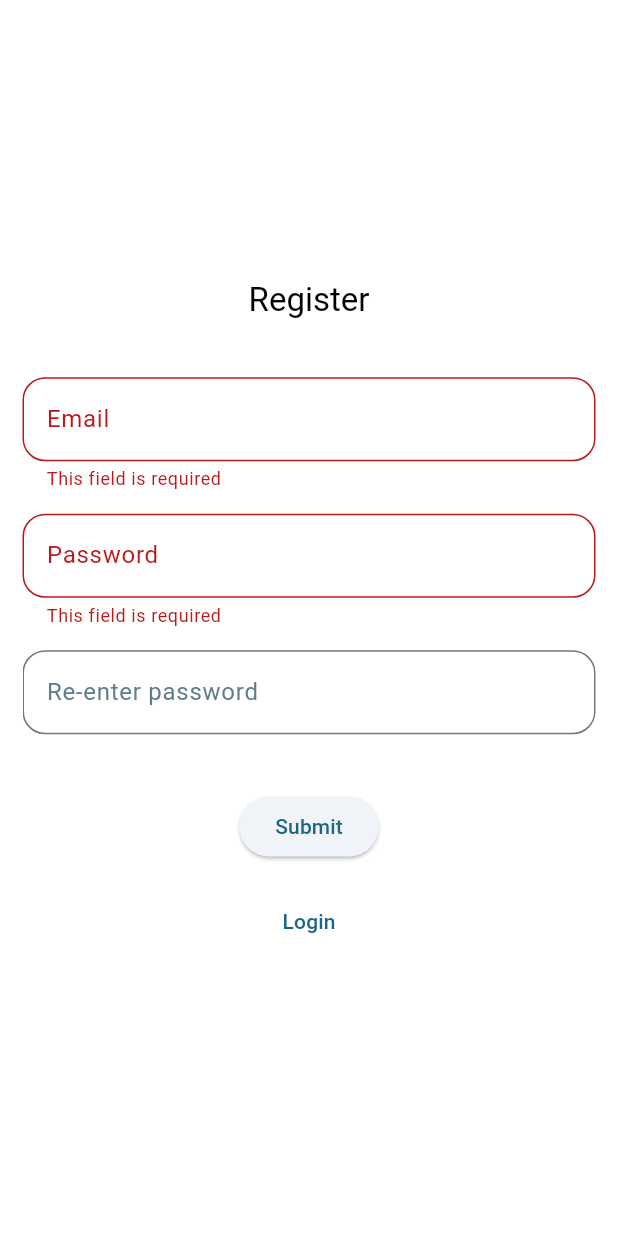
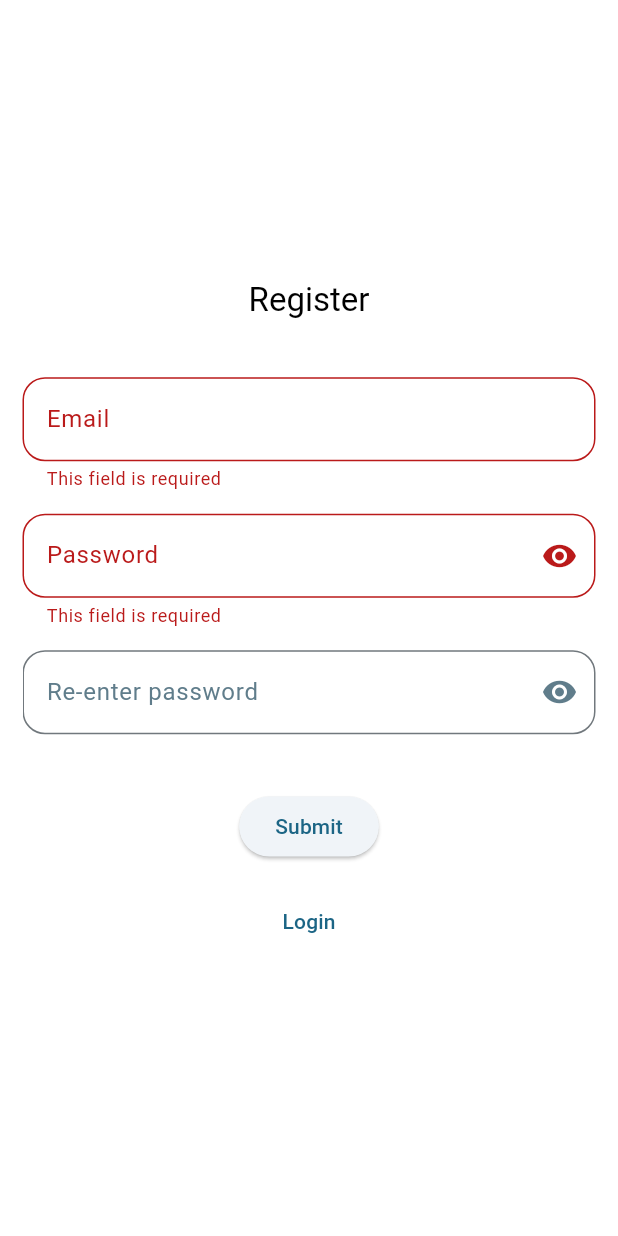
Before and after one commit to AdiSuresh/note-genie, a Flutter app: the AuthPage screen opened by its route, after a tap on "Submit", after a tap on "Register", on a phone screen of 412 x 824 dp. Run offline on Flutter 3.47's test engine with Material 3 defaults, Android fonts, the phone set to English and light mode, and no system bars; our stand-ins replace copy_with_extension, email_validator, flutter_bloc, flutter_dotenv, flutter_secure_storage, go_router and 2 more; missing offline and left inert: dart_jsonwebtoken, flutter_quill, gpt_markdown; accounts and stored records are empty; generated files the repository leaves out were written again.

```diff
--- a/lib/views/auth/view.dart
+++ b/lib/views/auth/view.dart
@@ -10,6 +10,7 @@ import 'package:note_maker/views/auth/bloc.dart';
 import 'package:note_maker/views/auth/event.dart';
 import 'package:note_maker/views/auth/state/state.dart';
 import 'package:note_maker/views/auth/widgets/form_header.dart';
+import 'package:note_maker/views/auth/widgets/password_field.dart';
 import 'package:note_maker/widgets/custom_animated_switcher.dart';
 import 'package:note_maker/widgets/dismiss_keyboard.dart';
 
@@ -33,6 +34,13 @@ class _AuthPageState extends State<AuthPage> {
   final passwordCtrl = TextEditingController();
   final reEnterPasswordCtrl = TextEditingController();
 
+  final passwordVisible = ValueNotifier(
+    false,
+  );
+  final reEnteredPasswordVisible = ValueNotifier(
+    false,
+  );
+
   StreamSubscription<AuthPageState>? stateSub;
 
   AuthPageBloc get bloc => context.read<AuthPageBloc>();
@@ -48,6 +56,8 @@ class _AuthPageState extends State<AuthPage> {
   @override
   void dispose() {
     stateSub?.cancel();
+    passwordVisible.dispose();
+    reEnteredPasswordVisible.dispose();
     super.dispose();
   }
 
@@ -185,9 +195,10 @@ class _AuthPageState extends State<AuthPage> {
                 padding: const EdgeInsets.symmetric(
                   vertical: 7.5,
                 ),
-                child: TextFormField(
+                child: PasswordField(
+                  labelText: 'Password',
                   controller: passwordCtrl,
-                  keyboardType: TextInputType.visiblePassword,
+                  passwordVisible: passwordVisible,
                   validator: (value) {
                     switch (value) {
                       case '':
@@ -197,19 +208,13 @@ class _AuthPageState extends State<AuthPage> {
                     }
                     return null;
                   },
-                  decoration: InputDecoration(
-                    labelText: 'Password',
-                    border: OutlineInputBorder(
-                      borderRadius: BorderRadius.circular(15),
-                    ),
-                  ),
                 ),
               ),
               BlocBuilder<AuthPageBloc, AuthPageState>(
                 buildWhen: (previous, current) {
                   switch ((previous.formState, current.formState)) {
                     case (final a, final b):
-                      return a.runtimeType != b.runtimeType;
+                      return a != b;
                   }
                 },
                 builder: (context, state) {
@@ -237,9 +242,10 @@ class _AuthPageState extends State<AuthPage> {
                           padding: const EdgeInsets.symmetric(
                             vertical: 7.5,
                           ),
-                          child: TextFormField(
+                          child: PasswordField(
+                            labelText: 'Re-enter password',
                             controller: reEnterPasswordCtrl,
-                            keyboardType: TextInputType.visiblePassword,
+                            passwordVisible: reEnteredPasswordVisible,
                             validator: (value) {
                               switch (value) {
                                 case '':
@@ -250,12 +256,6 @@ class _AuthPageState extends State<AuthPage> {
                               }
                               return null;
                             },
-                            decoration: InputDecoration(
-                              labelText: 'Re-enter password',
-                              border: OutlineInputBorder(
-                                borderRadius: BorderRadius.circular(15),
-                              ),
-                            ),
                           ),
                         ),
                     },
@@ -269,9 +269,11 @@ class _AuthPageState extends State<AuthPage> {
                 buildWhen: (previous, current) {
                   switch ((previous, current)) {
                     case (AuthFormState(), AuthFormState()):
+                      print('no rebuild');
                       return false;
                     default:
                   }
+                  print('rebuild');
                   return true;
                 },
                 builder: (context, state) {
```
